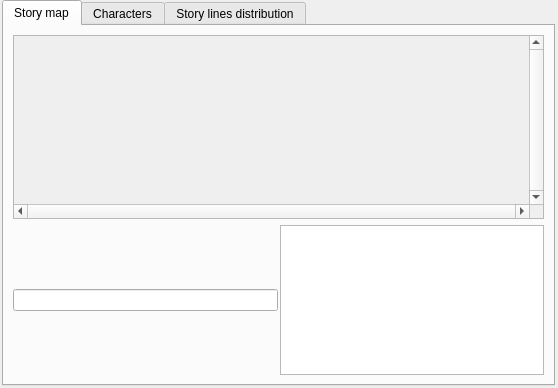
Before: the Qt Designer form ui/reports_view.ui in zkovari/plotlyst, drawn with Qt 5.
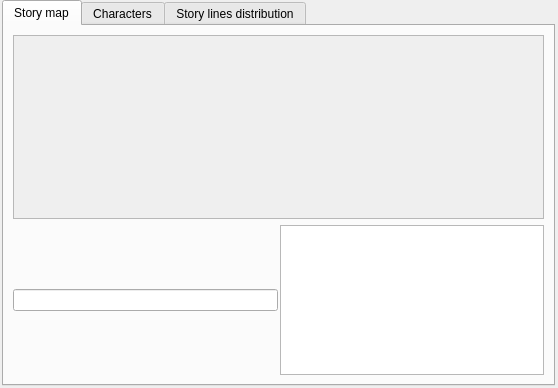
After: the same form once the commit is applied. Custom widgets are drawn as their Qt base class.

```diff
--- a/ui/reports_view.ui
+++ b/ui/reports_view.ui
@@ -42,10 +42,10 @@
        <item>
         <widget class="QScrollArea" name="scrollArea">
          <property name="verticalScrollBarPolicy">
-          <enum>Qt::ScrollBarAlwaysOn</enum>
+          <enum>Qt::ScrollBarAsNeeded</enum>
          </property>
          <property name="horizontalScrollBarPolicy">
-          <enum>Qt::ScrollBarAlwaysOn</enum>
+          <enum>Qt::ScrollBarAsNeeded</enum>
          </property>
          <property name="widgetResizable">
           <bool>true</bool>
@@ -55,8 +55,8 @@
            <rect>
             <x>0</x>
             <y>0</y>
-            <width>515</width>
-            <height>151</height>
+            <width>529</width>
+            <height>165</height>
            </rect>
           </property>
           <layout class="QVBoxLayout" name="verticalLayout_3">
```
